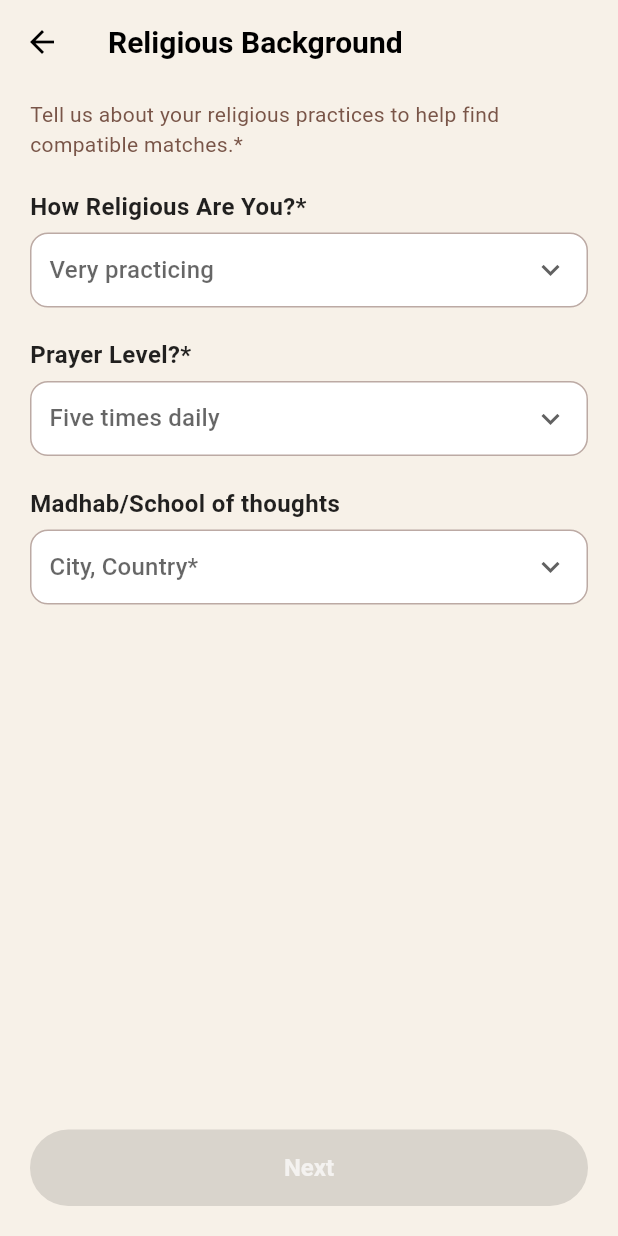
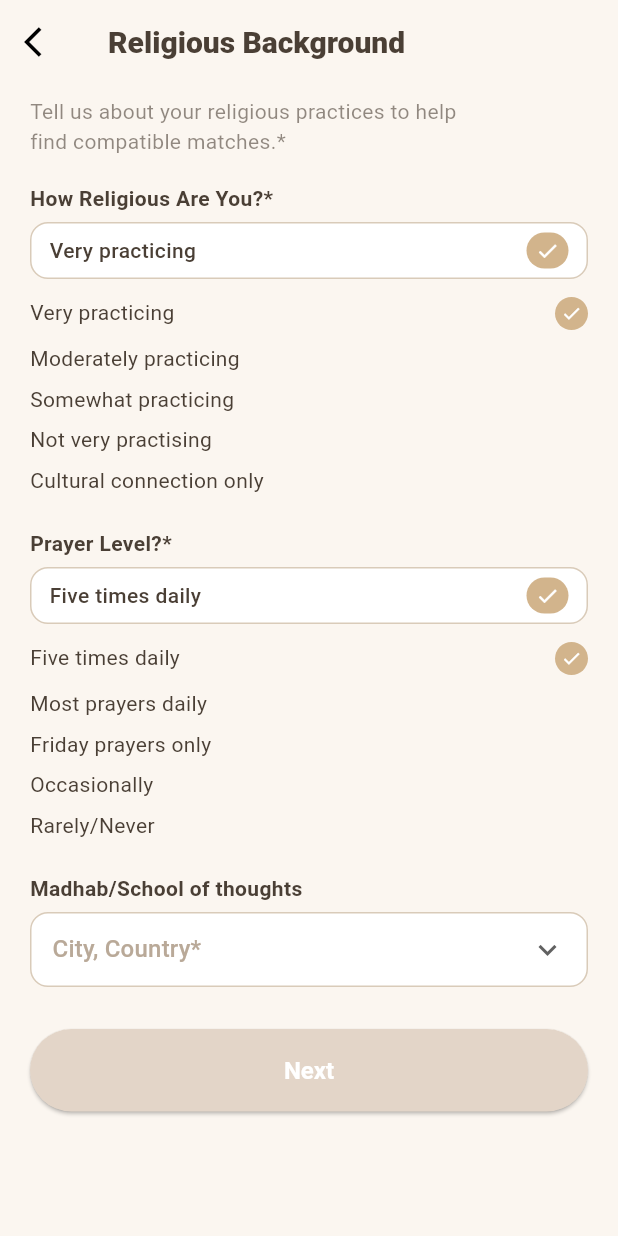
Before and after one commit to muhammadhamza67/nikahplus, a Flutter app: the ReligiousBackgroundScreen screen opened directly, on a phone screen of 412 x 824 dp. Run offline on Flutter 3.47's test engine with Material 3 defaults, Android fonts, the phone set to English and light mode, and no system bars; our stand-ins replace font_awesome_flutter, image_picker; Roboto replaces fonts that are missing (Poppins); statements that could not run were skipped.

Commit message:
Update ReligiousBackground screen and add EducationCareer screen

```diff
--- a/lib/screens/religious_background_screen.dart
+++ b/lib/screens/religious_background_screen.dart
@@ -1,29 +1,37 @@
 import 'package:flutter/material.dart';
+import 'education_career_screen.dart'; // Make sure the path is correct
 
 class ReligiousBackgroundScreen extends StatefulWidget {
   const ReligiousBackgroundScreen({super.key});
 
   @override
-  State<ReligiousBackgroundScreen> createState() => _ReligiousBackgroundScreenState();
+  State<ReligiousBackgroundScreen> createState() =>
+      _ReligiousBackgroundScreenState();
 }
 
-class _ReligiousBackgroundScreenState extends State<ReligiousBackgroundScreen> {
-  String? religiosity;
-  String? prayerLevel;
-  String? madhabLocation;
+class _ReligiousBackgroundScreenState
+    extends State<ReligiousBackgroundScreen> {
+  String religiosity = 'Very practicing';
+  String prayerLevel = 'Five times daily';
+  String? madhab;
 
-  final beigeColor = const Color(0xFFF7F1E8);
-  final borderColor = Colors.brown.shade200;
+  final Color bg = const Color(0xFFFBF6F0);
+  final Color borderColor = const Color(0xFFD9CBB9);
+  final Color primaryText = const Color(0xFF4A3F35);
+  final Color hintText = const Color(0xFFB9A998);
+  final Color boxFill = Colors.white;
+  final Color smallTickBg = const Color(0xFFD2B48C);
+  final Color buttonBeige = const Color(0xFFE3D5C8);
 
-  final religiosityOptions = [
+  final List<String> religiosityOptions = [
     'Very practicing',
-    'Moderately Practicing',
+    'Moderately practicing',
     'Somewhat practicing',
     'Not very practising',
     'Cultural connection only',
   ];
 
-  final prayerOptions = [
+  final List<String> prayerOptions = [
     'Five times daily',
     'Most prayers daily',
     'Friday prayers only',
@@ -31,152 +39,241 @@ class _ReligiousBackgroundScreenState extends State<ReligiousBackgroundScreen> {
     'Rarely/Never',
   ];
 
+  final List<String> madhabOptions = [
+    'Hanafi - Pakistan',
+    'Shafi - Egypt',
+    'Hanbali - Saudi Arabia',
+  ];
+
+  void _goToNextScreen() {
+    if (religiosity.isEmpty || prayerLevel.isEmpty) {
+      ScaffoldMessenger.of(context).showSnackBar(
+        const SnackBar(content: Text('Please complete all required fields')),
+      );
+      return;
+    }
+
+    Navigator.push(
+      context,
+      MaterialPageRoute(
+        builder: (context) => const EducationCareerScreen(),
+      ),
+    );
+  }
+
   @override
   Widget build(BuildContext context) {
     return Scaffold(
-      backgroundColor: beigeColor,
+      backgroundColor: bg,
       appBar: AppBar(
-        backgroundColor: beigeColor,
+        backgroundColor: bg,
         elevation: 0,
         leading: IconButton(
-          icon: const Icon(Icons.arrow_back, color: Colors.black),
+          icon: const Icon(Icons.arrow_back_ios, color: Colors.black),
           onPressed: () => Navigator.pop(context),
         ),
-        title: const Text(
+        title: Text(
           'Religious Background',
           style: TextStyle(
-            fontWeight: FontWeight.bold,
+            fontWeight: FontWeight.w800,
             fontSize: 20,
-            color: Colors.black,
+            color: primaryText,
           ),
         ),
       ),
-      body: Padding(
-        padding: const EdgeInsets.symmetric(horizontal: 20, vertical: 10),
+      body: SafeArea(
+        child: Padding(
+          padding: const EdgeInsets.symmetric(horizontal: 20, vertical: 8),
+          child: SingleChildScrollView(
             child: Column(
               crossAxisAlignment: CrossAxisAlignment.start,
               children: [
-            const Text(
-              'Tell us about your religious practices to help find compatible matches.*',
+                Text(
+                  'Tell us about your religious practices to help\nfind compatible matches.*',
                   style: TextStyle(
                     fontSize: 14,
-                color: Colors.brown,
+                    color: primaryText.withOpacity(0.6),
+                    height: 1.4,
                   ),
                 ),
-            const SizedBox(height: 20),
+                const SizedBox(height: 18),
 
-            /// How Religious Are You?
-            const Text(
-              'How Religious Are You?*',
-              style: TextStyle(fontWeight: FontWeight.w600),
-            ),
+                _label('How Religious Are You?*'),
                 const SizedBox(height: 6),
-            buildDropdown(
-              value: religiosity,
-              items: religiosityOptions,
-              hint: 'Very practicing',
-              onChanged: (val) => setState(() => religiosity = val),
-            ),
+                _selectedBox(religiosity),
+                const SizedBox(height: 6),
+                _optionsList(religiosityOptions, religiosity, (val) {
+                  setState(() => religiosity = val);
+                }),
 
-            const SizedBox(height: 20),
+                const SizedBox(height: 18),
+                _label('Prayer Level?*'),
+                const SizedBox(height: 6),
+                _selectedBox(prayerLevel),
+                const SizedBox(height: 6),
+                _optionsList(prayerOptions, prayerLevel, (val) {
+                  setState(() => prayerLevel = val);
+                }),
 
-            /// Prayer Level
-            const Text(
-              'Prayer Level?*',
-              style: TextStyle(fontWeight: FontWeight.w600),
-            ),
-            const SizedBox(height: 6),
-            buildDropdown(
-              value: prayerLevel,
-              items: prayerOptions,
-              hint: 'Five times daily',
-              onChanged: (val) => setState(() => prayerLevel = val),
-            ),
-
-            const SizedBox(height: 20),
-
-            /// Madhab / School of Thought
-            const Text(
-              'Madhab/School of thoughts',
-              style: TextStyle(fontWeight: FontWeight.w600),
-            ),
+                const SizedBox(height: 18),
+                _label('Madhab/School of thoughts'),
                 const SizedBox(height: 6),
                 Container(
                   decoration: BoxDecoration(
-                color: Colors.white,
+                    color: boxFill,
                     border: Border.all(color: borderColor),
                     borderRadius: BorderRadius.circular(12),
                   ),
-              padding: const EdgeInsets.symmetric(horizontal: 12),
+                  padding: const EdgeInsets.symmetric(horizontal: 14),
                   child: DropdownButtonHideUnderline(
                     child: DropdownButton<String>(
-                  value: madhabLocation,
-                  hint: const Text('City, Country*'),
+                      value: madhab,
                       isExpanded: true,
+                      hint: Text(
+                        'City, Country*',
+                        style: TextStyle(color: hintText),
+                      ),
                       icon: const Icon(Icons.keyboard_arrow_down),
-                  items: ['Hanafi - Pakistan', 'Shafi - Egypt', 'Hanbali - Saudi Arabia']
-                      .map((e) => DropdownMenuItem(value: e, child: Text(e)))
+                      items: madhabOptions
+                          .map((e) => DropdownMenuItem(
+                                value: e,
+                                child: Text(
+                                  e,
+                                  style: TextStyle(color: primaryText),
+                                ),
+                              ))
                           .toList(),
-                  onChanged: (val) => setState(() => madhabLocation = val),
+                      onChanged: (v) => setState(() => madhab = v),
                     ),
                   ),
                 ),
 
-            const Spacer(),
-
-            /// Next Button
+                const SizedBox(height: 28),
                 SizedBox(
                   width: double.infinity,
                   child: ElevatedButton(
-                onPressed: null, // Disabled as in the screenshot
+                    onPressed: _goToNextScreen,
                     style: ElevatedButton.styleFrom(
-                  backgroundColor: const Color(0xFFE3D5C8),
+                      backgroundColor: buttonBeige,
                       shape: RoundedRectangleBorder(
-                    borderRadius: BorderRadius.circular(30),
+                        borderRadius: BorderRadius.circular(40),
                       ),
-                  padding: const EdgeInsets.symmetric(vertical: 16),
+                      padding: const EdgeInsets.symmetric(vertical: 18),
                     ),
                     child: const Text(
                       'Next',
-                  style: TextStyle(color: Colors.white70, fontSize: 16),
+                      style: TextStyle(
+                        color: Colors.white,
+                        fontSize: 16,
+                        fontWeight: FontWeight.w600,
                       ),
                     ),
                   ),
-            const SizedBox(height: 10),
+                ),
+
+                const SizedBox(height: 12),
               ],
+            ),
+          ),
         ),
       ),
     );
   }
 
-  Widget buildDropdown({
-    required String? value,
-    required List<String> items,
-    required String hint,
-    required void Function(String?) onChanged,
-  }) {
+  Widget _label(String text) {
+    return Text(
+      text,
+      style: TextStyle(
+        fontWeight: FontWeight.w600,
+        fontSize: 14,
+        color: primaryText,
+      ),
+    );
+  }
+
+  Widget _selectedBox(String text) {
     return Container(
+      height: 38,
       decoration: BoxDecoration(
-        color: Colors.white,
-        border: Border.all(color: Colors.brown.shade200),
+        color: boxFill,
+        border: Border.all(color: borderColor),
         borderRadius: BorderRadius.circular(12),
       ),
       padding: const EdgeInsets.symmetric(horizontal: 12),
-      child: DropdownButtonHideUnderline(
-        child: DropdownButton<String>(
-          value: value,
-          isExpanded: true,
-          icon: const Icon(Icons.keyboard_arrow_down),
-          hint: Text(hint),
-          items: items.map((item) {
-            return DropdownMenuItem(
-              value: item,
-              child: Text(item),
+      child: Row(
+        children: [
+          Expanded(
+            child: Text(
+              text,
+              style: TextStyle(
+                color: primaryText,
+                fontSize: 14,
+                fontWeight: FontWeight.w500,
+              ),
+            ),
+          ),
+          Container(
+            width: 28,
+            height: 24,
+            decoration: BoxDecoration(
+              color: smallTickBg,
+              borderRadius: BorderRadius.circular(12),
+            ),
+            child: const Icon(
+              Icons.check,
+              size: 16,
+              color: Colors.white,
+            ),
+          ),
+        ],
+      ),
     );
-          }).toList(),
-          onChanged: onChanged,
+  }
+
+  Widget _optionsList(
+    List<String> items,
+    String selected,
+    void Function(String) onTap,
+  ) {
+    return Column(
+      crossAxisAlignment: CrossAxisAlignment.start,
+      children: items.map((item) {
+        final bool isSelected = item == selected;
+        return GestureDetector(
+          onTap: () => onTap(item),
+          child: Container(
+            padding: const EdgeInsets.symmetric(vertical: 6),
+            child: Row(
+              children: [
+                Expanded(
+                  child: Text(
+                    item,
+                    style: TextStyle(
+                      fontSize: 14,
+                      color: primaryText,
+                      height: 1.1,
+                    ),
+                  ),
+                ),
+                if (isSelected)
+                  Container(
+                    width: 22,
+                    height: 22,
+                    decoration: BoxDecoration(
+                      color: smallTickBg,
+                      borderRadius: BorderRadius.circular(12),
+                    ),
+                    child: const Icon(
+                      Icons.check,
+                      size: 14,
+                      color: Colors.white,
+                    ),
+                  ),
+              ],
             ),
           ),
         );
+      }).toList(),
+    );
   }
 }
```
Also changed, not shown: lib/screens/education_career_screen.dart (added, +192 -0 lines). Lines whose indentation alone changed are shown as unchanged.
